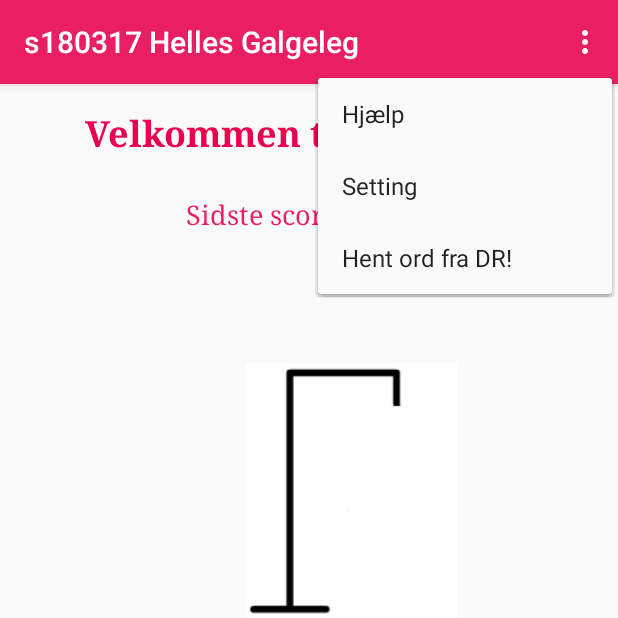
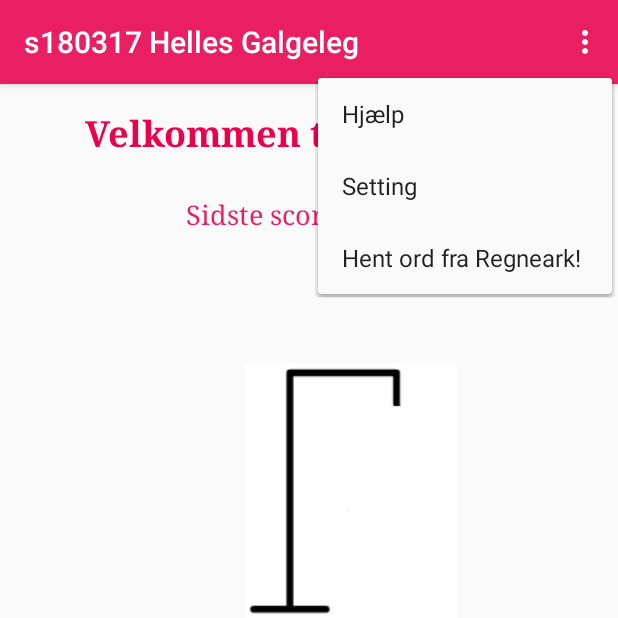
Before and after one commit to HellaAchari/GalgelegFinal, an Android app: the screen it shows after launch (Start), with the options menu open, on a phone screen of 412 x 824 dp, the top half of it. Run offline under Robolectric (Android 15) with nearby library versions, the phone set to English and light mode, and no system bars.

Commit message:
Sidste rettede detaljer

```diff
--- a/app/src/main/java/com/example/myapplication/Start.java
+++ b/app/src/main/java/com/example/myapplication/Start.java
@@ -32,6 +32,7 @@ public class Start extends AppCompatActivity implements View.OnClickListener {
         textView = findViewById(R.id.textVieww);
         button = findViewById(R.id.button2);
         button.setOnClickListener(this);
+
         //Listview
         ListView listView = findViewById(R.id.highscore);
         ArrayAdapter adapter = new ArrayAdapter(this, android.R.layout.simple_list_item_1, highscore);
@@ -51,7 +52,6 @@ public class Start extends AppCompatActivity implements View.OnClickListener {
         for (int i = 0; i < 5; i++) {
             highscore.add(1000);
         }
-
     }
     @Override
     public boolean onCreateOptionsMenu(Menu menu) {
--- a/app/src/main/res/menu/my_menu.xml
+++ b/app/src/main/res/menu/my_menu.xml
@@ -11,7 +11,7 @@
         app:showAsAction="never" />
     <item
         android:id="@+id/action_update"
-        android:title="Hent ord fra DR!"
+        android:title="Hent ord fra Regneark!"
         app:showAsAction="never" />
 
 </menu>
```
